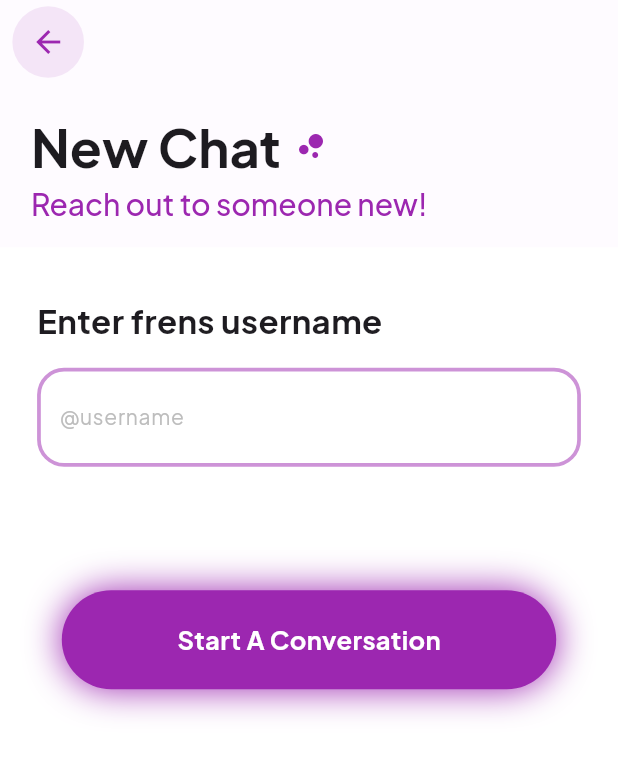
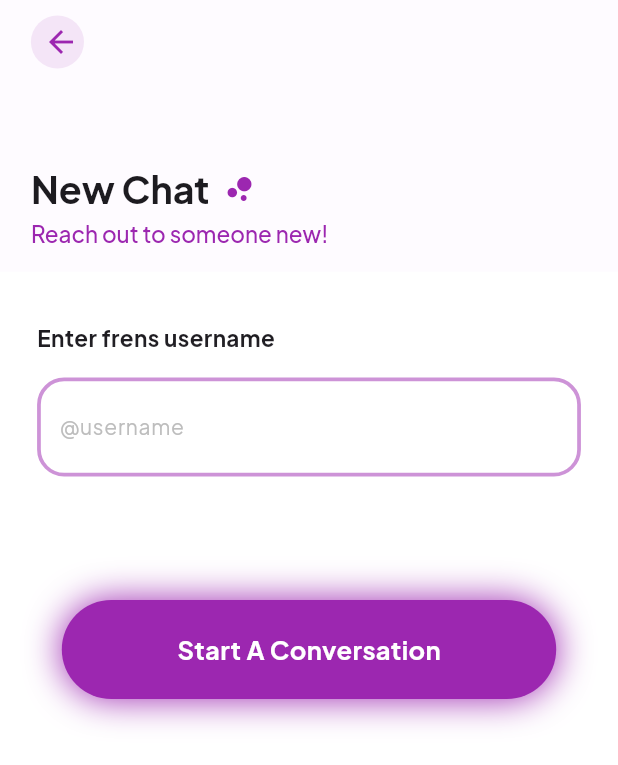
Before and after one commit to ThatLinuxGuyYouKnow/Bubbly, a Flutter app: the ChatNew screen opened by its route, on a phone screen of 412 x 824 dp. Shown: the top 765 px of the screen. Run offline on Flutter 3.47's test engine with Material 3 defaults, Android fonts, the phone set to English and light mode, and no system bars; our stand-ins replace device_info, flutter_dotenv, get_storage, google_fonts, supabase_flutter; accounts and stored records are empty.

Commit message:
adjusted text sizes for real device for user profile

```diff
--- a/lib/chats/chat_new.dart
+++ b/lib/chats/chat_new.dart
@@ -118,12 +118,12 @@ class _ChatNewState extends State<ChatNew> {
         slivers: [
           SliverAppBar(
             automaticallyImplyLeading: false,
-            expandedHeight: screenHeight * 0.2,
+            expandedHeight: screenHeight * 0.22,
             pinned: true,
             backgroundColor: Colors.purpleAccent.withOpacity(.02),
             elevation: 0,
             leading: Padding(
-              padding: EdgeInsets.only(left: screenWidth * 0.02),
+              padding: EdgeInsets.only(left: screenWidth * 0.05),
               child: const CustomBackButton(),
             ),
             flexibleSpace: FlexibleSpaceBar(
@@ -140,7 +140,7 @@ class _ChatNewState extends State<ChatNew> {
                     children: [
                       StandardText(
                         textContent: 'New Chat',
-                        textFontSize: 35,
+                        textFontSize: 25,
                         textWeight: FontWeight.bold,
                       ),
                       const SizedBox(width: 8),
@@ -152,7 +152,7 @@ class _ChatNewState extends State<ChatNew> {
                     'Reach out to someone new!',
                     style: GoogleFonts.plusJakartaSans(
                       color: Colors.purple,
-                      fontSize: 20,
+                      fontSize: 15,
                       fontWeight: FontWeight.w500,
                     ),
                   ),
@@ -171,7 +171,7 @@ class _ChatNewState extends State<ChatNew> {
                   SizedBox(height: screenHeight * 0.02),
                   StandardText(
                     textContent: 'Enter frens username',
-                    textFontSize: 22,
+                    textFontSize: 15,
                     textWeight: FontWeight.bold,
                   ),
                   SizedBox(height: screenHeight * 0.02),
```
Also changed, not shown: lib/stacked_screens/userProfile.dart (+7 -12 lines).
